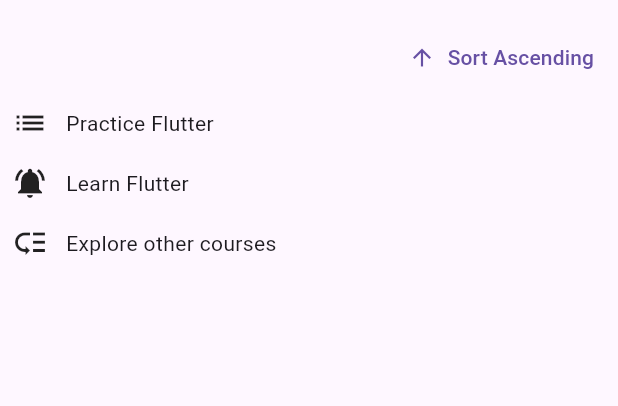
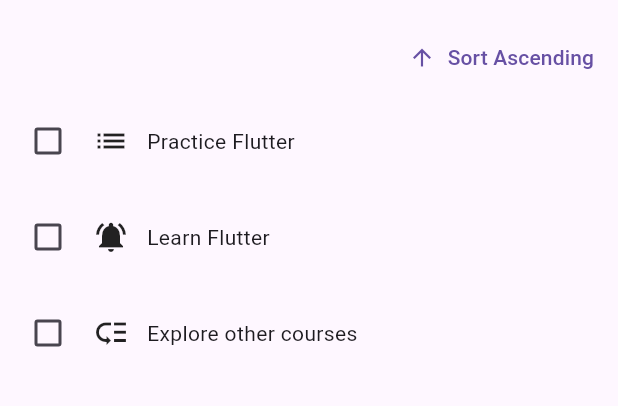
Before and after one commit to Ericesposito/to-do-list, a Flutter app: the screen it shows after launch, after a tap on an icon or button, on a phone screen of 412 x 824 dp, the part 63-469 px from its top. Run offline on Flutter 3.47's test engine with Material 3 defaults, Android fonts, the phone set to English and light mode, and no system bars; statements that could not run were skipped.

```diff
--- a/to_do_list/lib/keys/keys.dart
+++ b/to_do_list/lib/keys/keys.dart
@@ -1,6 +1,7 @@
 import 'package:flutter/material.dart';
 
-import 'package:flutter_internals/keys/todo_item.dart';
+import 'package:flutter_internals/keys/checkable_todo_item.dart';
+// import 'package:flutter_internals/keys/todo_item.dart';
 
 class Todo {
   const Todo(this.text, this.priority);
@@ -69,7 +70,9 @@ class _KeysState extends State<Keys> {
             children: [
               // for (final todo in _orderedTodos) TodoItem(todo.text, todo.priority),
               for (final todo in _orderedTodos)
-                TodoItem(
+                CheckableTodoItem(
+                  // key: ObjectKey(todo),
+                  key: ValueKey(todo.text),
                   todo.text,
                   todo.priority,
                 ),
--- a/to_do_list/lib/main.dart
+++ b/to_do_list/lib/main.dart
@@ -3,6 +3,12 @@ import 'package:flutter/material.dart';
 import 'package:flutter_internals/keys/keys.dart';
 
 void main() {
+  const numbers = [1, 2, 3];
+  print(numbers);
+  numbers.add(4);
+  print(numbers);
+  // numbers = [5, 6, 7];
+  // print(numbers);
   runApp(const App());
 }
 
```
